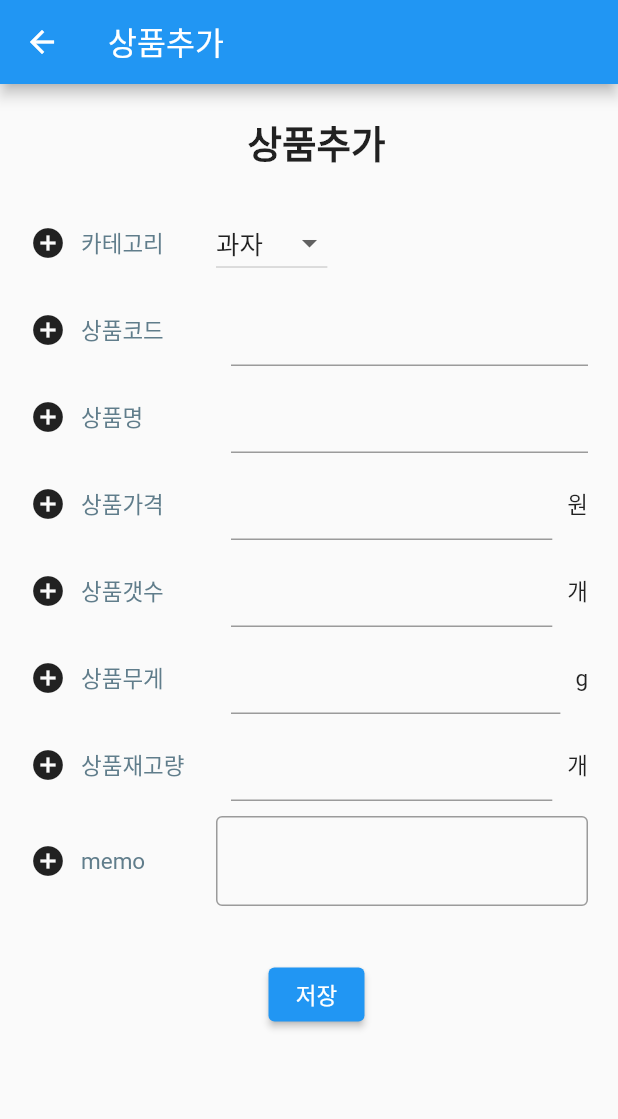
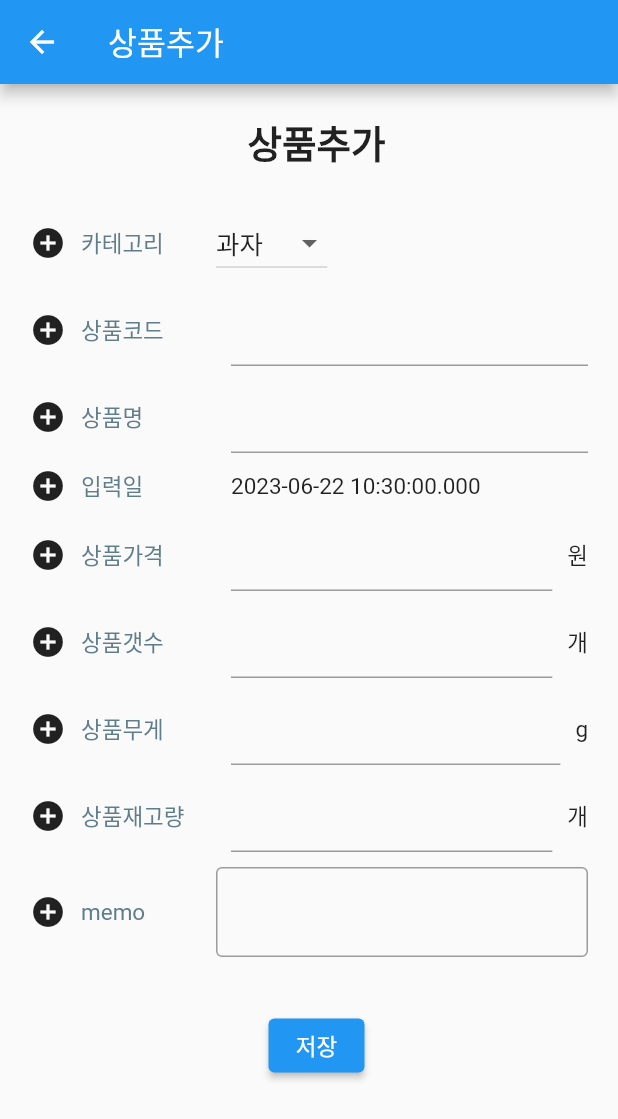
Before and after one commit to WonsunOh/stockmanager, a Flutter app: the AddGoods screen opened directly, on a phone screen of 412 x 824 dp. Shown: the top 1119 px of the screen. Run offline on Flutter 3.47's test engine with Material 2 defaults, Android fonts, the phone set to English and light mode, and no system bars; our stand-ins replace cloud_firestore, date_time_picker, firebase_core, get, timeago; missing offline and left inert: dart:js; accounts and stored records are empty.

Commit message:
사무실컴 첫번째 커밋

```diff
--- a/lib/database/firestore_db.dart
+++ b/lib/database/firestore_db.dart
@@ -10,6 +10,7 @@ class FirestoreDb {
       '카테고리': goodsmodel.category,
       '아이템 넘버': goodsmodel.itemNumber,
       '상품명': goodsmodel.title,
+      '입력일': goodsmodel.inputDay,
       '상품갯수': goodsmodel.number,
       '상품가격': goodsmodel.price,
       '상품무게': goodsmodel.weight,
@@ -51,6 +52,7 @@ class FirestoreDb {
       '카테고리': goodsmodel.category,
       '아이템 넘버': goodsmodel.itemNumber,
       '상품명': goodsmodel.title,
+      '입력일': goodsmodel.inputDay,
       '상품갯수': goodsmodel.number,
       '상품가격': goodsmodel.price,
       '상품무게': goodsmodel.weight,
--- a/lib/models/goods_firebase_model.dart
+++ b/lib/models/goods_firebase_model.dart
@@ -4,6 +4,7 @@ class GoodsFirebaseModel {
   String? itemNumber;
   String? category;
   String? title;
+  String? inputDay;
   String? number;
   String? price;
   String? weight;
@@ -14,6 +15,7 @@ class GoodsFirebaseModel {
     this.itemNumber,
     this.category,
     this.title,
+    this.inputDay,
     this.number,
     this.price,
     this.weight,
@@ -25,6 +27,7 @@ class GoodsFirebaseModel {
       itemNumber: json['itemNumber'],
       category: json['category'],
       title: json['title'],
+      inputDay: json['inputDay'],
       number: json['number'],
       price: json['price'],
       weight: json['weight'],
@@ -38,6 +41,7 @@ class GoodsFirebaseModel {
       'itemNumber': itemNumber,
       'category': category,
       'title': title,
+      'inputDay': inputDay,
       'number': number,
       'price': price,
       'weight': weight,
@@ -46,9 +50,4 @@ class GoodsFirebaseModel {
     };
   }
 
-  exchange(String itemStock) {
-    String? item;
-    item = itemStock;
-    return item;
-  }
 }
--- a/lib/views/screen/goodsUi/add_goods.dart
+++ b/lib/views/screen/goodsUi/add_goods.dart
@@ -1,6 +1,8 @@
 import 'package:cloud_firestore/cloud_firestore.dart';
+import 'package:date_time_picker/date_time_picker.dart';
 import 'package:flutter/material.dart';
 import 'package:get/get.dart';
+import 'package:intl/intl.dart';
 import 'package:stockmanager/controllers/database_controller.dart';
 import 'package:stockmanager/models/goods_firebase_model.dart';
 
@@ -15,6 +17,7 @@ class _AddGoodsState extends State<AddGoods> {
   final _formkey = GlobalKey<FormState>();
   String itemNumber = '';
   String title = '';
+  String inputDay = DateTime.now().toString();
   String number = '';
   String price = '';
   String weight = '';
@@ -150,6 +153,35 @@ class _AddGoodsState extends State<AddGoods> {
                   ),
                 ),
                 // textFormOutline('상품가격', price),
+
+                //입력일
+                Container(
+                  margin: EdgeInsets.symmetric(vertical: 5, horizontal: 10),
+                  child: Row(
+                    children: [
+                      const Icon(Icons.add_circle),
+                      const SizedBox(width: 10),
+                      SizedBox(
+                        width: 80,
+                        child: Text(
+                          '입력일',
+                          style: TextStyle(
+                            fontSize: 15,
+                            color: Colors.blueGrey,
+                          ),
+                        ),
+                      ),
+                      const SizedBox(width: 20),
+                      Expanded(
+                        child: Container(
+                          margin: EdgeInsets.only(right: 10),
+                          child: Text(inputDay.toString()),
+                        ),
+                      ),
+                      const SizedBox(width: 10),
+                    ],
+                  ),
+                ),
                 //상품가격
                 Container(
                   margin: EdgeInsets.symmetric(vertical: 5, horizontal: 10),
@@ -363,6 +395,7 @@ class _AddGoodsState extends State<AddGoods> {
                             category: _selectedValue,
                             itemNumber: itemNumber,
                             title: title,
+                            inputDay: inputDay.toString(),
                             number: number,
                             price: price,
                             weight: weight,
--- a/lib/views/screen/goodsUi/detail_view.dart
+++ b/lib/views/screen/goodsUi/detail_view.dart
@@ -3,7 +3,7 @@ import 'package:cloud_firestore/cloud_firestore.dart';
 import 'package:get/get.dart';
 import '../../../models/goods_firebase_model.dart';
 import '../../widgets/goods_edit_dialog.dart';
-import '../item_indicator.dart';
+import 'package:timeago/timeago.dart' as timeago;
 
 class DetailView extends StatefulWidget {
   final int index;
@@ -49,6 +49,12 @@ class _DetailViewState extends State<DetailView> {
                     datail_body(
                       '상품명',
                       snapshot.data['상품명'],
+                      snapshot.data['아이템 넘버'],
+                    ),
+                    datail_body(
+                      '입력일',
+                      // timeago.format(DateTime.tryParse(snapshot.data['입력일'].toDate().toString())!),
+                      snapshot.data['입력일'],
                       snapshot.data['아이템 넘버'],
                     ),
                     SizedBox(height: 10),
--- a/lib/views/screen/memoUi/add_memo.dart
+++ b/lib/views/screen/memoUi/add_memo.dart
@@ -25,7 +25,7 @@ class AddMemo extends StatefulWidget {
     this.memo,
   }) : super(key: key);
 
-  final int? id;
+  final String? id;
   final MemoFirebaseModel? memo;
 
   @override
--- a/lib/views/widgets/goods_edit_dialog.dart
+++ b/lib/views/widgets/goods_edit_dialog.dart
@@ -4,6 +4,7 @@ import 'package:get/get.dart';
 import 'package:stockmanager/controllers/database_controller.dart';
 import 'package:stockmanager/models/goods_firebase_model.dart';
 import 'package:stockmanager/views/screen/goodsUi/detail_view.dart';
+import 'package:stockmanager/views/screen/goodsUi/goods_list.dart';
 
 class GoodsEditDialog {
   GlobalKey<FormState> formKey1 = GlobalKey<FormState>();
@@ -13,6 +14,7 @@ class GoodsEditDialog {
 
   @override
   GoodsEditDialog({this.tlt, this.content, this.doc}) {
+
     Get.dialog(
       AlertDialog(
         title: Text('$tlt 수정'),
@@ -74,7 +76,7 @@ class GoodsEditDialog {
                     //model에 저장하는 방식
                     DatabaseController.to
                         .updatePicesGoodsStock(doc, tlt!, content!);
-                    Get.toNamed('/');
+                    Get.to(()=>GoodsList());
                   },
                   child: Text('수정'),
                 ),
```
